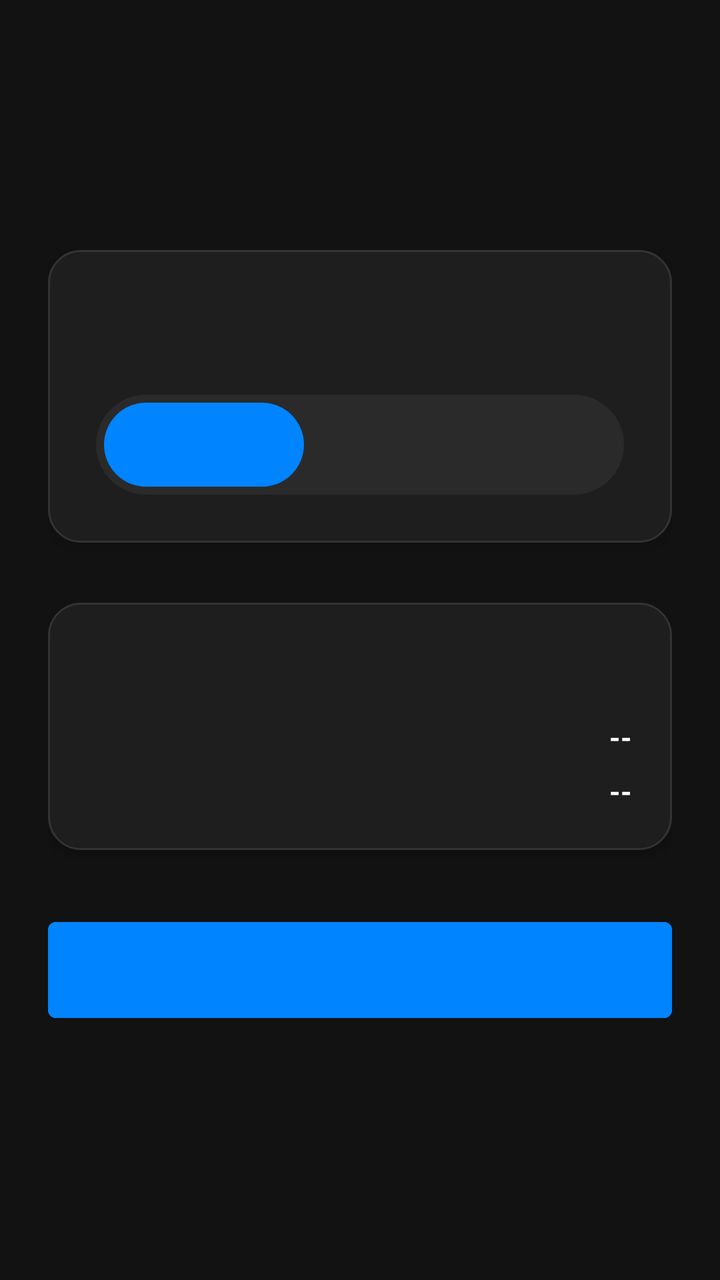
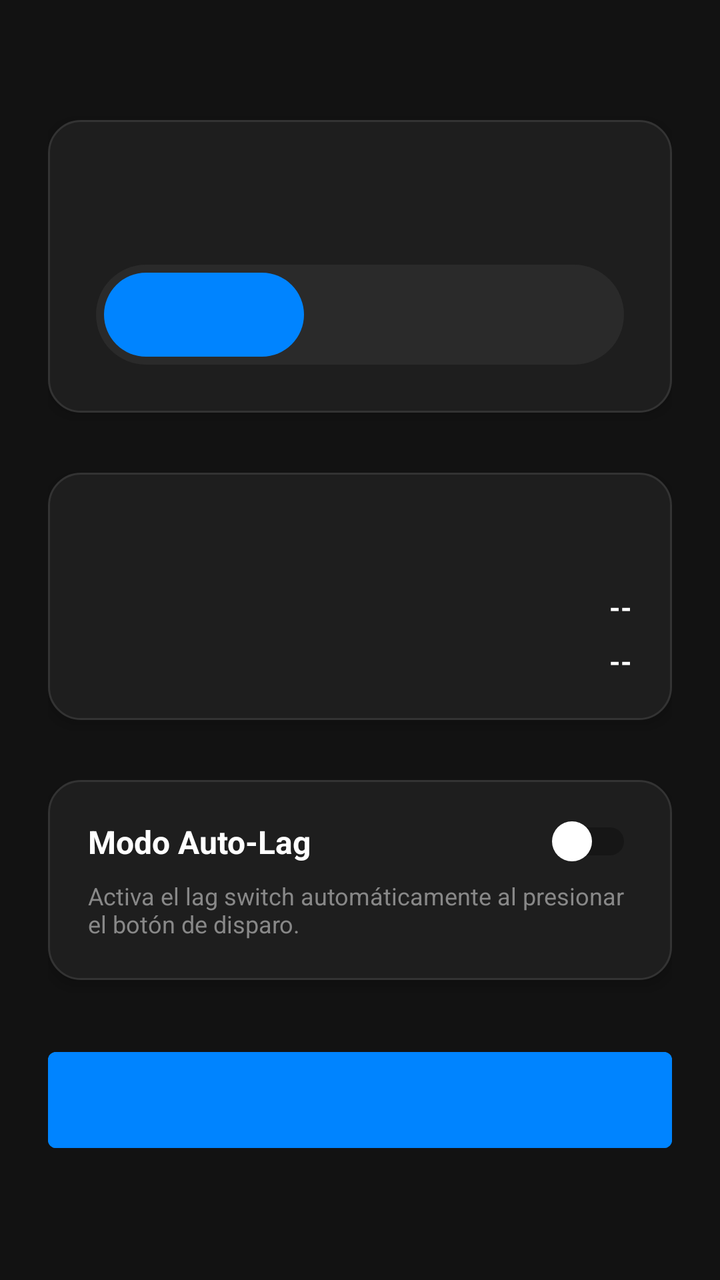

An Android layout rendered at two revisions. The XML below is the earlier revision; the diff shows what the commit changed to produce the second picture.
<!-- AndroidManifest.xml: activity theme Theme.Freezy -->
<!-- res/layout/activity_main.xml -->
<?xml version="1.0" encoding="utf-8"?>
<LinearLayout xmlns:android="http://schemas.android.com/apk/res/android"
    android:layout_width="match_parent"
    android:layout_height="match_parent"
    android:background="#121212"
    android:gravity="center"
    android:orientation="vertical"
    android:padding="24dp">

    
    <LinearLayout
        android:layout_width="match_parent"
        android:layout_height="wrap_content"
        android:background="@drawable/shape_card_dark"
        android:elevation="4dp"
        android:orientation="vertical"
        android:padding="24dp"
        android:layout_marginBottom="30dp">

        <TextView
            android:id="@+id/tv_title_activation"
            android:layout_width="wrap_content"
            android:layout_height="wrap_content"
            android:textColor="#FFFFFF"
            android:textSize="18sp"
            android:textStyle="bold"
            android:layout_gravity="center_horizontal"
            android:layout_marginBottom="24dp"/>

        
        <FrameLayout
            android:layout_width="match_parent"
            android:layout_height="50dp"
            android:background="@drawable/shape_pill_dark"
            android:padding="4dp">

            <View
                android:id="@+id/indicator_view"
                android:layout_width="100dp"
                android:layout_height="match_parent"
                android:background="@drawable/shape_pill_blue" />

            <LinearLayout
                android:layout_width="match_parent"
                android:layout_height="match_parent"
                android:orientation="horizontal">

                <TextView
                    android:id="@+id/btn_mode_auto"
                    android:layout_width="0dp"
                    android:layout_height="match_parent"
                    android:layout_weight="1"
                    android:gravity="center"
                    android:textColor="#FFFFFF"
                    android:textSize="12sp"
                    android:textStyle="bold" />

                <TextView
                    android:id="@+id/btn_mode_custom"
                    android:layout_width="0dp"
                    android:layout_height="match_parent"
                    android:layout_weight="1"
                    android:gravity="center"
                    android:textColor="#888888"
                    android:textSize="12sp"
                    android:textStyle="bold" />

                <TextView
                    android:id="@+id/btn_mode_manual"
                    android:layout_width="0dp"
                    android:layout_height="match_parent"
                    android:layout_weight="1"
                    android:gravity="center"
                    android:textColor="#888888"
                    android:textSize="12sp"
                    android:textStyle="bold" />
            </LinearLayout>
        </FrameLayout>

        
        <LinearLayout
            android:id="@+id/layout_custom_time"
            android:layout_width="match_parent"
            android:layout_height="wrap_content"
            android:orientation="vertical"
            android:visibility="gone"
            android:background="@drawable/shape_inner_card_dark"
            android:padding="16dp"
            android:gravity="center_horizontal"
            android:layout_marginTop="24dp">

            <TextView
                android:id="@+id/tv_label_seconds"
                android:layout_width="wrap_content"
                android:layout_height="wrap_content"
                android:textColor="#AAAAAA"
                android:textSize="13sp"
                android:layout_marginBottom="8dp"/>

            <TextView
                android:id="@+id/tv_time_label"
                android:layout_width="wrap_content"
                android:layout_height="wrap_content"
                android:textSize="22sp"
                android:textStyle="bold"
                android:textColor="#0084FF" />

            <SeekBar
                android:id="@+id/seekbar_time"
                android:layout_width="match_parent"
                android:layout_height="wrap_content"
                android:max="50"
                android:progress="30"
                android:progressDrawable="@drawable/custom_seekbar_track"
                android:thumb="@drawable/custom_seekbar_thumb"
                android:splitTrack="false"
                android:layout_marginTop="16dp"/>
        </LinearLayout>
    </LinearLayout>

    
    <LinearLayout
        android:layout_width="match_parent"
        android:layout_height="wrap_content"
        android:background="@drawable/shape_card_dark"
        android:elevation="4dp"
        android:orientation="vertical"
        android:padding="20dp"
        android:layout_marginBottom="30dp">

        <TextView
            android:id="@+id/tv_title_license"
            android:layout_width="wrap_content"
            android:layout_height="wrap_content"
            android:textColor="#FFFFFF"
            android:textSize="16sp"
            android:textStyle="bold"
            android:layout_gravity="center_horizontal"
            android:layout_marginBottom="16dp"/>

        <LinearLayout
            android:layout_width="match_parent"
            android:layout_height="wrap_content"
            android:orientation="horizontal"
            android:layout_marginBottom="8dp">

            <TextView
                android:id="@+id/tv_label_activation"
                android:layout_width="wrap_content"
                android:layout_height="wrap_content"
                android:textColor="#AAAAAA"
                android:textSize="14sp" />

            <View
                android:layout_width="0dp"
                android:layout_height="0dp"
                android:layout_weight="1" />

            <TextView
                android:id="@+id/tv_activation_date"
                android:layout_width="wrap_content"
                android:layout_height="wrap_content"
                android:text="--"
                android:textColor="#FFFFFF"
                android:textSize="14sp"
                android:textStyle="bold" />
        </LinearLayout>

        <LinearLayout
            android:layout_width="match_parent"
            android:layout_height="wrap_content"
            android:orientation="horizontal">

            <TextView
                android:id="@+id/tv_label_expiration"
                android:layout_width="wrap_content"
                android:layout_height="wrap_content"
                android:textColor="#AAAAAA"
                android:textSize="14sp" />

            <View
                android:layout_width="0dp"
                android:layout_height="0dp"
                android:layout_weight="1" />

            <TextView
                android:id="@+id/tv_expiration_date"
                android:layout_width="wrap_content"
                android:layout_height="wrap_content"
                android:text="--"
                android:textColor="#FFFFFF"
                android:textSize="14sp"
                android:textStyle="bold" />
        </LinearLayout>
    </LinearLayout>

    <Button
        android:id="@+id/btn_freezy"
        android:layout_width="match_parent"
        android:layout_height="60dp"
        android:backgroundTint="#0084FF"
        android:elevation="4dp"
        android:fontFamily="sans-serif-medium"
        android:letterSpacing="0.05"
        android:textColor="#FFFFFF"
        android:textSize="18sp" />

    <Button
        android:id="@+id/btn_close_bubble"
        android:layout_width="match_parent"
        android:layout_height="60dp"
        android:backgroundTint="#D32F2F"
        android:elevation="4dp"
        android:fontFamily="sans-serif-medium"
        android:letterSpacing="0.05"
        android:textColor="#FFFFFF"
        android:textSize="18sp"
        android:visibility="gone"
        android:layout_marginTop="16dp"/>

</LinearLayout>
<!-- resources referenced by this layout -->
<resources>
  <!-- drawable custom_seekbar_thumb (drawable) -->
  <?xml version="1.0" encoding="utf-8"?>
  <shape xmlns:android="http://schemas.android.com/apk/res/android" android:shape="oval">
      <solid android:color="#FFFFFF" />
      <size android:width="20dp" android:height="20dp" />
  </shape>
  <!-- drawable custom_seekbar_track (drawable) -->
  <?xml version="1.0" encoding="utf-8"?>
  <layer-list xmlns:android="http://schemas.android.com/apk/res/android">
      <item android:id="@android:id/background">
          <shape android:shape="rectangle">
              <corners android:radius="10dp" />
              <solid android:color="#333333" /> 
              <size android:height="14dp" />
          </shape>
      </item>
      <item android:id="@android:id/progress">
          <clip>
              <shape android:shape="rectangle">
                  <corners android:radius="10dp" />
                  <solid android:color="#FFFFFF" /> 
              </shape>
          </clip>
      </item>
  </layer-list>
  <!-- drawable shape_card_dark (drawable) -->
  <?xml version="1.0" encoding="utf-8"?>
  <shape xmlns:android="http://schemas.android.com/apk/res/android">
      <solid android:color="#1E1E1E" />
      <corners android:radius="16dp" />
      <stroke android:color="#333333" android:width="1dp"/>
  </shape>
  <!-- drawable shape_inner_card_dark (drawable) -->
  <?xml version="1.0" encoding="utf-8"?>
  <shape xmlns:android="http://schemas.android.com/apk/res/android">
      <solid android:color="#2A2A2A" />
      <corners android:radius="12dp" />
  </shape>
  <!-- drawable shape_pill_blue (drawable) -->
  <?xml version="1.0" encoding="utf-8"?>
  <shape xmlns:android="http://schemas.android.com/apk/res/android"
      android:shape="rectangle">
      <corners android:radius="100dp" />
      <solid android:color="#0084FF" />
  </shape>
  <!-- drawable shape_pill_dark (drawable) -->
  <?xml version="1.0" encoding="utf-8"?>
  <shape xmlns:android="http://schemas.android.com/apk/res/android"
      android:shape="rectangle">
      <corners android:radius="100dp" />
      <solid android:color="#2A2A2A" />
  </shape>
  <style name="Theme.Freezy" parent="Theme.MaterialComponents.DayNight.NoActionBar">
          
          <item name="colorPrimary">#00A2FF</item>
          <item name="colorPrimaryVariant">#000000</item>
          <item name="colorOnPrimary">@color/white</item>
          
          <item name="colorSecondary">#00A2FF</item>
          <item name="colorSecondaryVariant">#0077BB</item>
          <item name="colorOnSecondary">@color/black</item>
          
          <item name="android:statusBarColor">#000000</item>
          <item name="android:windowNoTitle">true</item>
          <item name="windowActionBar">false</item>
      </style>
  <color name="white">#FFFFFFFF</color>
  <color name="black">#FF000000</color>
</resources>

<!-- the commit's change to res/layout/activity_main.xml (unified diff, before → after) -->
@@ -194,6 +194,47 @@
         </LinearLayout>
     </LinearLayout>
 
+    
+    <LinearLayout
+        android:layout_width="match_parent"
+        android:layout_height="wrap_content"
+        android:background="@drawable/shape_card_dark"
+        android:elevation="4dp"
+        android:orientation="vertical"
+        android:padding="20dp"
+        android:layout_marginBottom="30dp">
+
+        <LinearLayout
+            android:layout_width="match_parent"
+            android:layout_height="wrap_content"
+            android:orientation="horizontal"
+            android:gravity="center_vertical">
+
+            <TextView
+                android:layout_width="0dp"
+                android:layout_height="wrap_content"
+                android:layout_weight="1"
+                android:text="Modo Auto-Lag"
+                android:textColor="#FFFFFF"
+                android:textSize="16sp"
+                android:textStyle="bold" />
+
+            <Switch
+                android:id="@+id/switch_autolag"
+                android:layout_width="wrap_content"
+                android:layout_height="wrap_content"
+                android:thumb="@drawable/custom_seekbar_thumb" />
+        </LinearLayout>
+
+        <TextView
+            android:layout_width="match_parent"
+            android:layout_height="wrap_content"
+            android:text="Activa el lag switch automáticamente al presionar el botón de disparo."
+            android:textColor="#888888"
+            android:textSize="12sp"
+            android:layout_marginTop="8dp" />
+    </LinearLayout>
+
     <Button
         android:id="@+id/btn_freezy"
         android:layout_width="match_parent"
